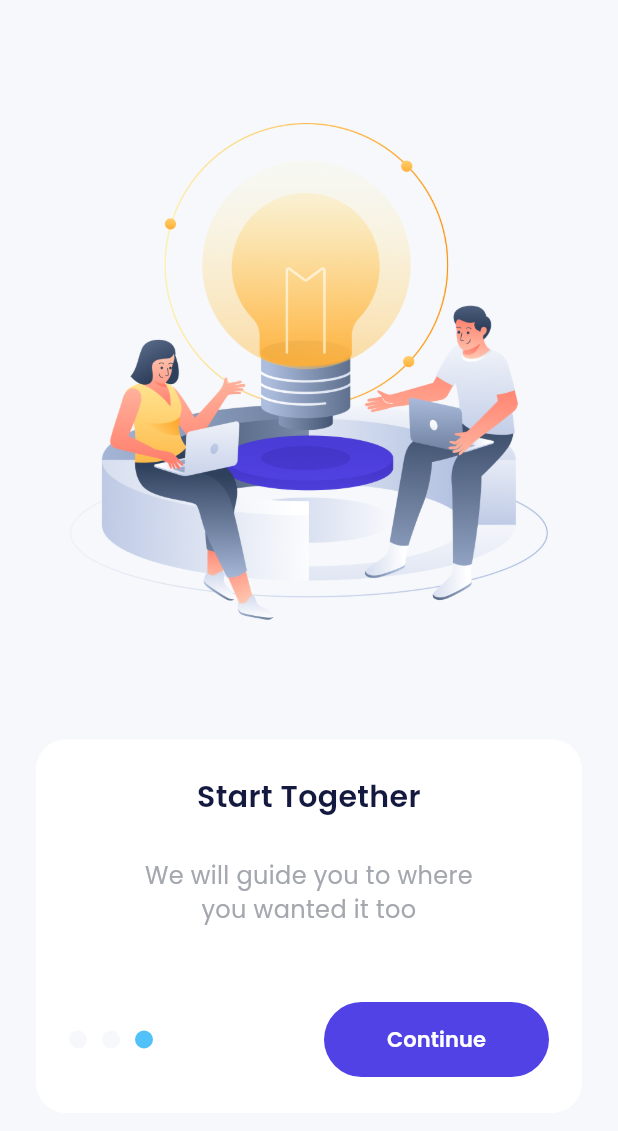
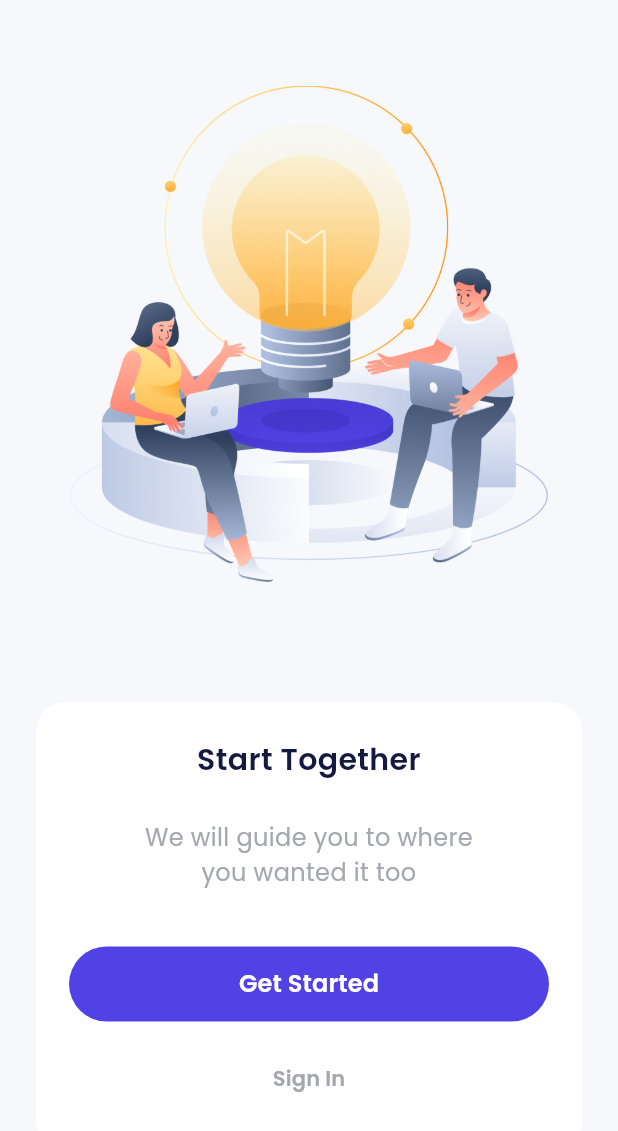
Before and after one commit to faricandrevano/E-Wallet-Flutter, a Flutter app: the screen it shows after launch, swiped to page 3, on a phone screen of 412 x 824 dp. Shown: the top 1131 px of the screen. Run offline on Flutter 3.47's test engine with Material 3 defaults, Android fonts, the phone set to English and light mode, and no system bars; drawn by our look-alikes of carousel_slider; our stand-ins replace google_fonts.

Commit message:
Add layer onboarding

```diff
--- a/lib/ui/pages/onborading_page.dart
+++ b/lib/ui/pages/onborading_page.dart
@@ -8,11 +8,20 @@ class OnboardingPage extends StatefulWidget {
   @override
   State<OnboardingPage> createState() => _OnboardingPageState();
 }
+
 class _OnboardingPageState extends State<OnboardingPage> {
   CarouselController controllerCarousel = CarouselController();
   int pageIndex = 0;
-  final List<String> titleBoarding = ['Grow Your\nFinancial Today','Build From\nZero to Freedom','Start Together'];
-  final List<String> contentBoarding = ['Our system is helping you to\nachieve a better goal','We provide tips for you so that\nyou can adapt easier','We will guide you to where\nyou wanted it too'];
+  final List<String> titleBoarding = [
+    'Grow Your\nFinancial Today',
+    'Build From\nZero to Freedom',
+    'Start Together'
+  ];
+  final List<String> contentBoarding = [
+    'Our system is helping you to\nachieve a better goal',
+    'We provide tips for you so that\nyou can adapt easier',
+    'We will guide you to where\nyou wanted it too'
+  ];
   @override
   Widget build(BuildContext context) {
     final List<Widget> imageCarousel = [
@@ -76,9 +85,10 @@ class _OnboardingPageState extends State<OnboardingPage> {
                       fontWeight: regular,
                     ),
                   ),
-                  const SizedBox(
-                    height: 50,
+                  SizedBox(
+                    height: pageIndex == 2 ? 38 : 50,
                   ),
+                  if (pageIndex != 2)
                     Row(
                       children: [
                         Container(
@@ -87,7 +97,9 @@ class _OnboardingPageState extends State<OnboardingPage> {
                           margin: const EdgeInsets.only(right: 10),
                           decoration: BoxDecoration(
                             shape: BoxShape.circle,
-                          color: pageIndex == 0 ? blueColor : lightBackgroundColor ,
+                            color: pageIndex == 0
+                                ? blueColor
+                                : lightBackgroundColor,
                           ),
                         ),
                         Container(
@@ -96,7 +108,9 @@ class _OnboardingPageState extends State<OnboardingPage> {
                           margin: const EdgeInsets.only(right: 10),
                           decoration: BoxDecoration(
                             shape: BoxShape.circle,
-                          color: pageIndex == 1 ? blueColor : lightBackgroundColor,
+                            color: pageIndex == 1
+                                ? blueColor
+                                : lightBackgroundColor,
                           ),
                         ),
                         Container(
@@ -105,12 +119,13 @@ class _OnboardingPageState extends State<OnboardingPage> {
                           margin: const EdgeInsets.only(right: 10),
                           decoration: BoxDecoration(
                             shape: BoxShape.circle,
-                          color: pageIndex == 2 ? blueColor : lightBackgroundColor,
+                            color: pageIndex == 2
+                                ? blueColor
+                                : lightBackgroundColor,
                           ),
                         ),
                         const Spacer(),
-                      // ignore: sized_box_for_whitespace
-                      Container(
+                        SizedBox(
                           width: 150,
                           height: 50,
                           child: TextButton(
@@ -132,6 +147,39 @@ class _OnboardingPageState extends State<OnboardingPage> {
                         )
                       ],
                     )
+                  else
+                    Column(
+                      children: [
+                        SizedBox(
+                          width: double.infinity,
+                          height: 50,
+                          child: TextButton(
+                            onPressed: () {},
+                            style: TextButton.styleFrom(
+                              backgroundColor: purpleColor,
+                              shape: RoundedRectangleBorder(
+                                borderRadius: BorderRadius.circular(56),
+                              ),
+                            ),
+                            child: Text(
+                              'Get Started',
+                              style: whiteTextStyle.copyWith(
+                                fontWeight: semiBold,
+                                fontSize: 16,
+                              ),
+                            ),
+                          ),
+                        ),
+                        const SizedBox(height: 14),
+                        TextButton(
+                          onPressed: () {},
+                          child: Text(
+                            'Sign In',
+                            style: greyTextStyle.copyWith(fontWeight: semiBold),
+                          ),
+                        )
+                      ],
+                    )
                 ],
               ),
             )
```
Lines whose indentation alone changed are shown as unchanged.
